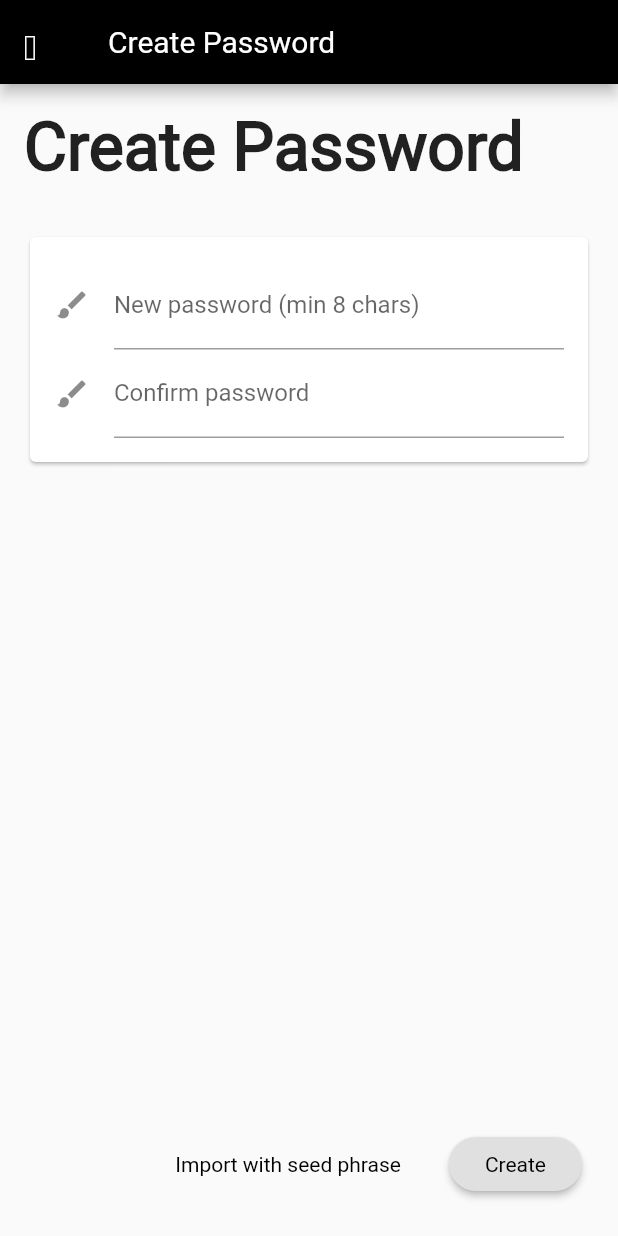
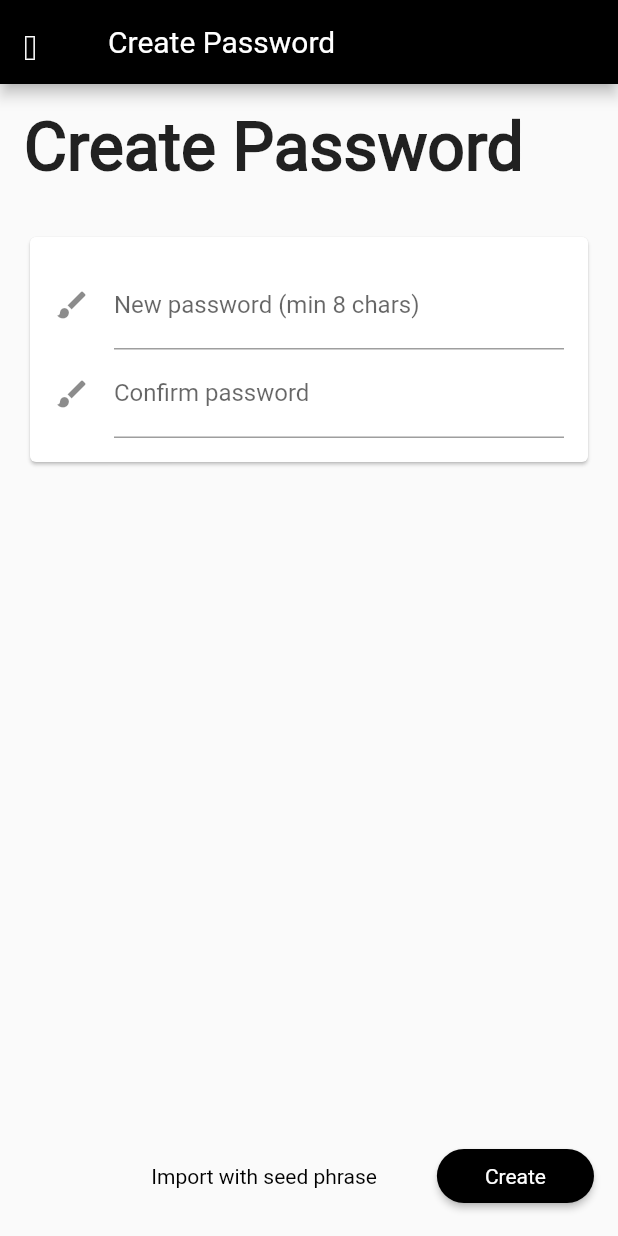
Before and after one commit to dvc94ch/flutter-keystore-ui, a Flutter app: the CreatePasswordPage screen opened by its route, on a phone screen of 412 x 824 dp. Run offline on Flutter 3.47's test engine with Material 2 defaults, Android fonts, the phone set to English and light mode, and no system bars; our stand-ins replace flutter_svg; network calls fail.

Commit message:
Better theming.

```diff
--- a/lib/main.dart
+++ b/lib/main.dart
@@ -3,6 +3,7 @@ import 'package:flutter/foundation.dart'
 import 'package:flutter/material.dart';
 import 'localization.dart';
 import 'screens/screens.dart';
+import 'styles.dart';
 
 void main() {
   // Override is necessary to prevent Unknown platform' flutter startup error.
@@ -15,9 +16,7 @@ class App extends StatelessWidget {
   Widget build(BuildContext context) {
     return MaterialApp(
       title: AppLocalizations().appTitle,
-      theme: ThemeData(
-        primaryColor: Colors.black,
-      ),
+      theme: Styles.theme,
       localizationsDelegates: [
         AppLocalizationsDelegate(),
       ],
--- a/lib/screens/create_password/create_password_page.dart
+++ b/lib/screens/create_password/create_password_page.dart
@@ -49,30 +49,21 @@ class CreatePasswordPage extends StatelessWidget {
               ),
             ),
             Spacer(),
-            ButtonBar(
+            Row(
+              mainAxisAlignment: MainAxisAlignment.end,
               children: [
                 FlatButton(
-                  onPressed: () {},
-                  child: Padding(
-                    padding: Styles.buttonPadding,
-                    child: Text(localizations.createPasswordImportButton),
-                  ),
-                  shape: RoundedRectangleBorder(
-                    borderRadius: BorderRadius.circular(18.0),
-                  ),
-                  textColor: Colors.black,
+                  onPressed: () {
+                    Navigator.pushNamed(context, '/restore_account');
+                  },
+                  child: Text(localizations.createPasswordImportButton),
                 ),
+                SizedBox.fromSize(size: Size(8, 1)),
                 RaisedButton(
                   onPressed: () {
                     Navigator.pushNamed(context, '/account_image');
                   },
-                  child: Padding(
-                    padding: Styles.buttonPadding,
-                    child: Text(localizations.createPasswordCreateButton),
-                  ),
-                  shape: RoundedRectangleBorder(
-                    borderRadius: BorderRadius.circular(18.0),
-                  ),
+                  child: Text(localizations.createPasswordCreateButton),
                 ),
               ],
             ),
--- a/lib/styles.dart
+++ b/lib/styles.dart
@@ -16,5 +16,20 @@ class Styles {
 
   static EdgeInsets containerPadding = EdgeInsets.all(16.0);
 
-  static EdgeInsets buttonPadding = EdgeInsets.symmetric(horizontal: 16.0);
+  static ButtonThemeData buttonTheme = ButtonThemeData(
+    padding: EdgeInsets.symmetric(horizontal: 32.0),
+    shape: RoundedRectangleBorder(
+      borderRadius: BorderRadius.circular(18.0),
+    ),
+    buttonColor: Colors.black,
+    textTheme: ButtonTextTheme.primary,
+  );
+
+  static ThemeData theme = ThemeData(
+    primaryColor: Colors.black,
+    colorScheme: ColorScheme.light(
+      primary: Colors.black,
+    ),
+    buttonTheme: buttonTheme,
+  );
 }
```
Also changed, not shown: lib/screens/account_image/account_image_page.dart (+3 -8 lines), lib/screens/secret_backup/secret_backup_page.dart (+8 -17 lines), lib/screens/secret_confirm/secret_confirm_page.dart (+5 -16 lines), lib/screens/terms_of_use/terms_of_use_page.dart (+3 -8 lines), lib/screens/welcome/welcome_page.dart (+1 -7 lines).
